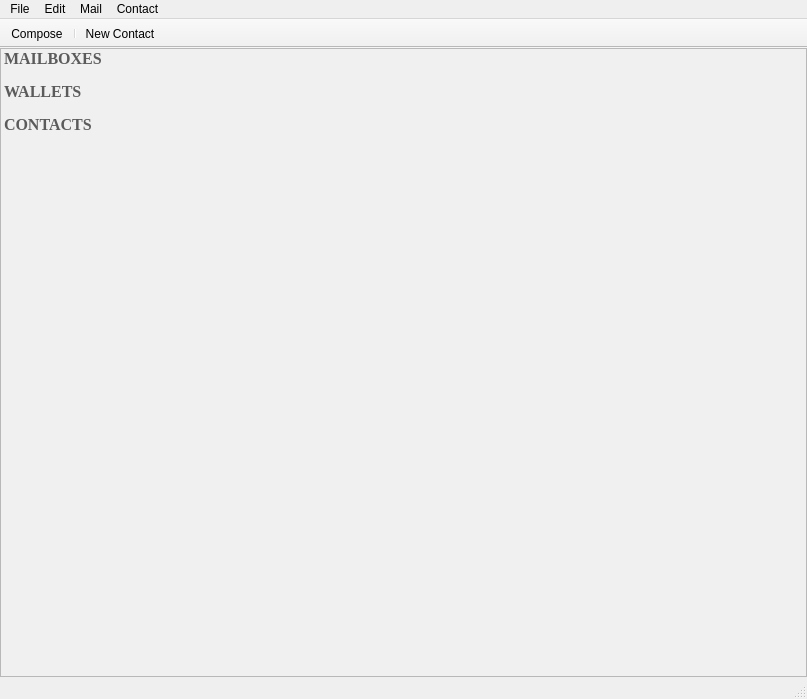
Above: KeyhoteeMainWindow.ui from InvictusInnovations/keyhotee before the change. Below: the same form after it.
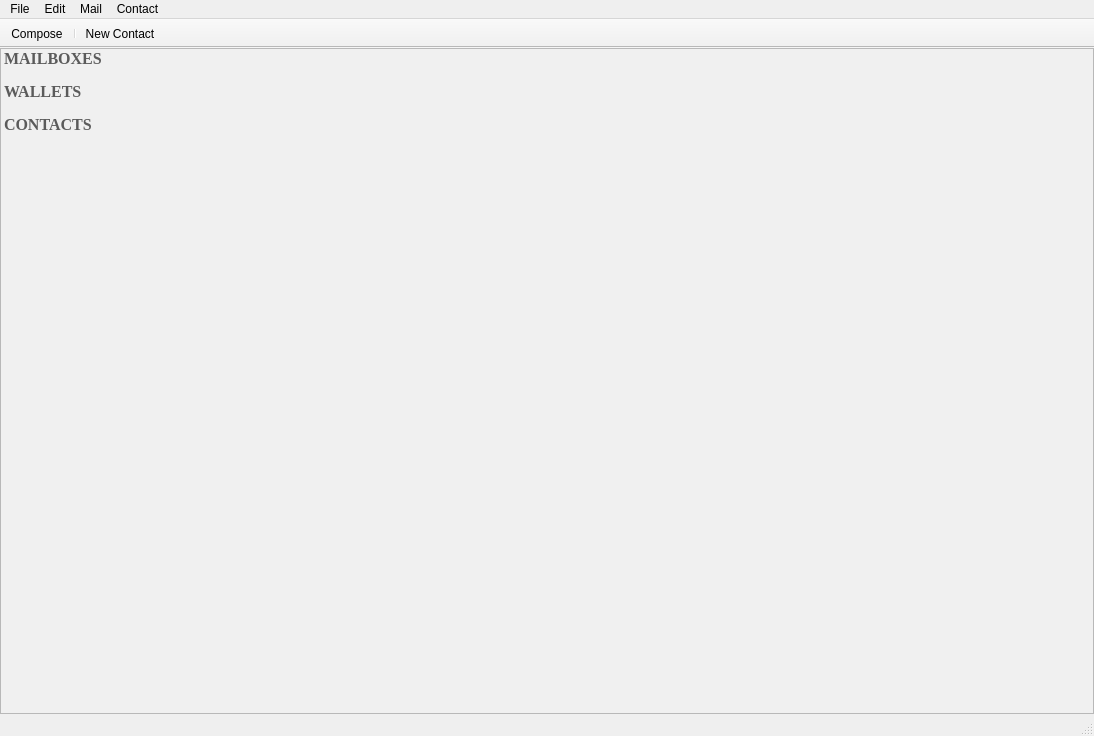
That is the form after the change. Icons and pictures are not drawn. Custom widgets are drawn as their Qt base class.

```diff
--- a/KeyhoteeMainWindow.ui
+++ b/KeyhoteeMainWindow.ui
@@ -6,8 +6,8 @@
    <rect>
     <x>0</x>
     <y>0</y>
-    <width>807</width>
-    <height>699</height>
+    <width>1094</width>
+    <height>736</height>
    </rect>
   </property>
   <property name="windowTitle">
@@ -342,7 +342,7 @@
     <rect>
      <x>0</x>
      <y>0</y>
-     <width>807</width>
+     <width>1094</width>
      <height>22</height>
     </rect>
    </property>
```
Left out of the diff: 2 changed lines with no effect on the pictures.
